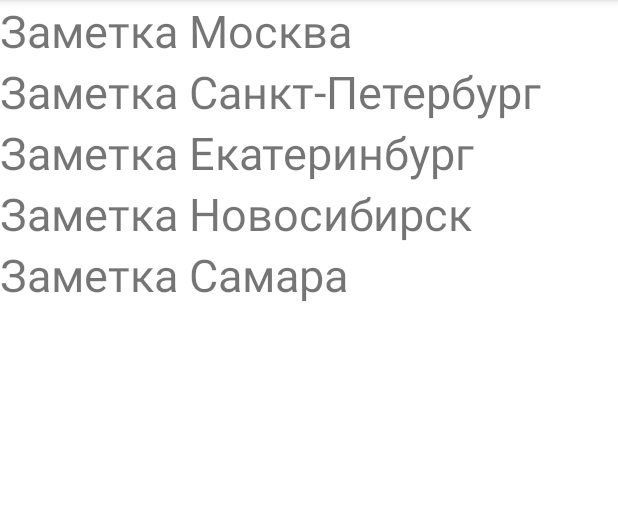
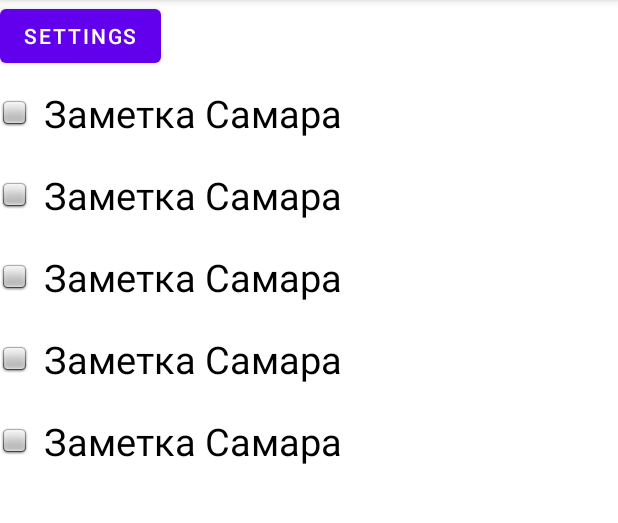
Before and after one commit to Iliassemeonidis/Android, an Android app: the screen it shows after launch (MainActivity), on a phone screen of 412 x 824 dp, the part 84-607 px from its top. Run offline under Robolectric (Android 15) with nearby library versions, the phone set to English and light mode, and no system bars.

Commit message:
Повесли клинлистенер на элемент массива, немного доработал отображение фрагментов в ландшавтном режиме

```diff
--- a/app/src/main/AndroidManifest.xml
+++ b/app/src/main/AndroidManifest.xml
@@ -10,7 +10,7 @@
         android:supportsRtl="true"
         android:theme="@style/Theme.MyApplication">
 
-        <activity android:name=".MainActivity">
+        <activity android:name=".main.MainActivity">
             <intent-filter>
                 <action android:name="android.intent.action.MAIN" />
 
--- a/app/src/main/java/ru/adnroid/myapplication/MainActivity.java
+++ /dev/null
@@ -1,67 +0,0 @@
-package ru.adnroid.myapplication;
-
-import android.content.Intent;
-import android.content.res.Configuration;
-import android.os.Bundle;
-import android.widget.Button;
-import android.widget.Toast;
-
-import androidx.annotation.IdRes;
-import androidx.annotation.Nullable;
-import androidx.appcompat.app.AppCompatActivity;
-import androidx.fragment.app.Fragment;
-import androidx.fragment.app.FragmentManager;
-import androidx.fragment.app.FragmentTransaction;
-
-import static ru.adnroid.myapplication.ResultActivity.EXTRA_KEY_RESULT;
-
-public class MainActivity extends AppCompatActivity {
-
-    public static final int REQUEST_CODE = 42;
-    protected static final String EXTRA_KEY = "EXTRA_KEY";
-    private static final String MAIN_FRAGMENT = "MainFragment";
-    private static final String DETAILS_FRAGMENT = "DETAILS_FRAGMENT";
-
-    @Override
-    protected void onCreate(Bundle savedInstanceState) {
-        super.onCreate(savedInstanceState);
-        setContentView(R.layout.activity_main);
-        addFragment(new MainFragment(), R.id.list_container, MAIN_FRAGMENT);
-        checkOrientation();
-    }
-
-    private void checkOrientation() {
-        if (getResources().getConfiguration().orientation == Configuration.ORIENTATION_LANDSCAPE) {
-            addFragment(DetailsFragment.newInstance(Notes.getInstance()), R.id.details_container, DETAILS_FRAGMENT);
-        }
-    }
-
-    private void initButton() {
-        Button button = findViewById(R.id.result);
-        button.setOnClickListener(v -> {
-            Intent intent = new Intent(this, ResultActivity.class);
-            intent.putExtra(EXTRA_KEY, "Text");
-            startActivityForResult(intent, REQUEST_CODE);
-        });
-    }
-
-    @Override
-    protected void onActivityResult(int requestCode, int resultCode, @Nullable Intent data) {
-        super.onActivityResult(requestCode, resultCode, data);
-        if (requestCode == REQUEST_CODE && resultCode == ResultActivity.RESULT_OK) {
-            if (data != null) {
-                String title = data.getStringExtra(EXTRA_KEY_RESULT);
-                Toast.makeText(this, title, Toast.LENGTH_SHORT).show();
-            }
-        }
-    }
-
-    public void addFragment(Fragment fragment, @IdRes int container, String tag) {
-        FragmentManager fragmentManager = getSupportFragmentManager();
-        if (fragmentManager.findFragmentByTag(tag) == null) {
-            FragmentTransaction transaction = fragmentManager.beginTransaction();
-            transaction.add(container, fragment, tag);
-            transaction.commitAllowingStateLoss();
-        }
-    }
-}
--- a/app/src/main/java/ru/adnroid/myapplication/MainFragment.java
+++ /dev/null
@@ -1,60 +0,0 @@
-package ru.adnroid.myapplication;
-
-import android.content.Context;
-import android.content.res.Configuration;
-import android.os.Bundle;
-import android.view.LayoutInflater;
-import android.view.View;
-import android.view.ViewGroup;
-import android.widget.LinearLayout;
-import android.widget.TextView;
-
-import androidx.annotation.NonNull;
-import androidx.annotation.Nullable;
-import androidx.fragment.app.Fragment;
-import androidx.fragment.app.FragmentManager;
-import androidx.fragment.app.FragmentTransaction;
-
-import ru.adnroid.myapplication.utils.ViewUtils;
-
-public class MainFragment extends Fragment {
-    private static final String DETAILS_FRAGMENT = "DETAILS_FRAGMENT";
-
-    public MainFragment() {
-    }
-
-    @Override
-    public View onCreateView(LayoutInflater inflater, ViewGroup container, Bundle savedInstanceState) {
-        return inflater.inflate(R.layout.fragment_main, container, false);
-    }
-
-    @Override
-    public void onViewCreated(@NonNull View view, @Nullable Bundle savedInstanceState) {
-        super.onViewCreated(view, savedInstanceState);
-        createList((LinearLayout) view);
-    }
-
-    private void createList(@NonNull LinearLayout view) {
-        String[] cities = getResources().getStringArray(R.array.cities);
-        for (String city : cities) {
-            Context context = requireContext();
-            TextView tv = new TextView(context);
-            tv.setText(city);
-            tv.setTextSize(30);
-            view.addView(tv);
-            tv.setOnClickListener(v -> {
-                Notes params = new Notes(city, "Описание", R.color.purple_700);
-                FragmentManager fragmentManager = requireActivity().getSupportFragmentManager();
-                FragmentTransaction transaction = fragmentManager.beginTransaction();
-
-                if (ViewUtils.getOrientation(getResources().getConfiguration()) == Configuration.ORIENTATION_LANDSCAPE) {
-                    transaction.replace(R.id.details_container, DetailsFragment.newInstance(params), DETAILS_FRAGMENT);
-                } else {
-                    transaction.replace(R.id.list_container, DetailsFragment.newInstance(params), DETAILS_FRAGMENT);
-                }
-                transaction.addToBackStack(null);
-                transaction.commitAllowingStateLoss();
-            });
-        }
-    }
-}
--- a/app/src/main/java/ru/adnroid/myapplication/Notes.java
+++ b/app/src/main/java/ru/adnroid/myapplication/Notes.java
@@ -4,9 +4,9 @@ import android.os.Parcel;
 import android.os.Parcelable;
 
 public class Notes implements Parcelable {
-    private static String title;
-    private static String description;
-    private static int colour;
+   private String title;
+   private static String description;
+   private static int colour;
 
     // Создания  ранее сериализованных данных исходно объекта
     public static final Creator<Notes> CREATOR = new Creator<Notes>() {
@@ -15,7 +15,6 @@ public class Notes implements Parcelable {
             String title = source.readString();
             String description = source.readString();
             int colour = source.readInt();
-
             return new Notes(title, description, colour);
         }
 
@@ -25,9 +24,8 @@ public class Notes implements Parcelable {
         }
     };
 
-
     public Notes(String title, String description, int colour) {
-        Notes.title = title;
+        this.title = title;
         Notes.description = description;
         Notes.colour = colour;
     }
@@ -43,7 +41,6 @@ public class Notes implements Parcelable {
     public int getColour() {
         return colour;
     }
-
 
     // Описывает контент и возвращает некторое числовое значение
     @Override
--- a/app/src/main/java/ru/adnroid/myapplication/ResultActivity.java
+++ b/app/src/main/java/ru/adnroid/myapplication/ResultActivity.java
@@ -8,10 +8,10 @@ import android.widget.EditText;
 
 import androidx.appcompat.app.AppCompatActivity;
 
-import static ru.adnroid.myapplication.MainActivity.EXTRA_KEY;
+import static ru.adnroid.myapplication.main.MainActivity.EXTRA_KEY;
 
 public class ResultActivity extends AppCompatActivity {
-    protected static final String EXTRA_KEY_RESULT = "EXTRA_KEY_FRAGMENT";
+    public static final String EXTRA_KEY_RESULT = "EXTRA_KEY_FRAGMENT";
 
     @Override
     protected void onCreate(Bundle savedInstanceState) {
--- /dev/null
+++ b/app/src/main/java/ru/adnroid/myapplication/main/MainActivity.java
@@ -0,0 +1,98 @@
+package ru.adnroid.myapplication.main;
+
+import android.content.Intent;
+import android.content.res.Configuration;
+import android.os.Bundle;
+import android.widget.Button;
+import android.widget.Toast;
+
+import androidx.annotation.Nullable;
+import androidx.appcompat.app.AppCompatActivity;
+import androidx.fragment.app.Fragment;
+import androidx.fragment.app.FragmentManager;
+import androidx.fragment.app.FragmentTransaction;
+
+import ru.adnroid.myapplication.DetailsFragment;
+import ru.adnroid.myapplication.EditFragment;
+import ru.adnroid.myapplication.Notes;
+import ru.adnroid.myapplication.R;
+import ru.adnroid.myapplication.ResultActivity;
+
+import static ru.adnroid.myapplication.DetailsFragment.EDIT_FRAGMENT_TAG;
+import static ru.adnroid.myapplication.ResultActivity.EXTRA_KEY_RESULT;
+
+public class MainActivity extends AppCompatActivity {
+
+    public static final int REQUEST_CODE = 42;
+    public static final String EXTRA_KEY = "EXTRA_KEY";
+    private static final String MAIN_FRAGMENT_TAG = "MAIN_FRAGMENT_TAG";
+    private static final String DETAILS_FRAGMENT_TAG = "DETAILS_FRAGMENT_TAG";
+    private static final String DEFAULT_TAG = "DEFAULT_TAG";
+
+    @Override
+    protected void onCreate(Bundle savedInstanceState) {
+        super.onCreate(savedInstanceState);
+        setContentView(R.layout.activity_main);
+        addMainFragment();
+        addFragment();
+    }
+
+    private void initButton() {
+        Button button = findViewById(R.id.result);
+        button.setOnClickListener(v -> {
+            Intent intent = new Intent(this, ResultActivity.class);
+            intent.putExtra(EXTRA_KEY, "Text");
+            startActivityForResult(intent, REQUEST_CODE);
+        });
+    }
+
+    @Override
+    protected void onActivityResult(int requestCode, int resultCode, @Nullable Intent data) {
+        super.onActivityResult(requestCode, resultCode, data);
+        if (requestCode == REQUEST_CODE && resultCode == ResultActivity.RESULT_OK) {
+            if (data != null) {
+                String title = data.getStringExtra(EXTRA_KEY_RESULT);
+                Toast.makeText(this, title, Toast.LENGTH_SHORT).show();
+            }
+        }
+    }
+
+    public void addMainFragment() {
+        FragmentManager fragmentManager = getSupportFragmentManager();
+        FragmentTransaction transaction = fragmentManager.beginTransaction();
+        transaction.replace(R.id.list_container, new MainFragment(), MAIN_FRAGMENT_TAG);
+        transaction.commitAllowingStateLoss();
+    }
+
+    public void addFragment() {
+        if (getResources().getConfiguration().orientation == Configuration.ORIENTATION_LANDSCAPE) {
+            FragmentManager fragmentManager = getSupportFragmentManager();
+            FragmentTransaction transaction = fragmentManager.beginTransaction();
+            Fragment fragment = fragmentManager.findFragmentById(R.id.list_container);
+            if (getFragmentsTag(fragment).equals(MAIN_FRAGMENT_TAG) || getFragmentsTag(fragment).equals(DETAILS_FRAGMENT_TAG)) {
+                transaction.replace(R.id.details_container, DetailsFragment.newInstance(Notes.getInstance()), DETAILS_FRAGMENT_TAG);
+                removeFragment(transaction, fragment);
+            } else if (getFragmentsTag(fragment).equals(EDIT_FRAGMENT_TAG)) {
+                transaction.add(R.id.details_container, EditFragment.newInstance(Notes.getInstance()), EDIT_FRAGMENT_TAG);
+                removeFragment(transaction, fragment);
+            } else {
+                transaction.replace(R.id.details_container, DetailsFragment.newInstance(Notes.getInstance()), DETAILS_FRAGMENT_TAG);
+            }
+            transaction.commitAllowingStateLoss();
+        }
+    }
+
+    private void removeFragment(FragmentTransaction transaction, Fragment fragment) {
+        if (fragment != null) {
+            transaction.remove(fragment);
+        }
+    }
+
+    private String getFragmentsTag(Fragment fragment) {
+        if (fragment != null) {
+           return fragment.getTag();
+        }
+        return DEFAULT_TAG;
+    }
+
+}
--- /dev/null
+++ b/app/src/main/java/ru/adnroid/myapplication/main/MainFragment.java
@@ -0,0 +1,46 @@
+package ru.adnroid.myapplication.main;
+
+import android.os.Bundle;
+import android.view.LayoutInflater;
+import android.view.View;
+import android.view.ViewGroup;
+import android.widget.LinearLayout;
+
+import androidx.annotation.NonNull;
+import androidx.annotation.Nullable;
+import androidx.fragment.app.Fragment;
+import androidx.recyclerview.widget.RecyclerView;
+
+import java.util.Arrays;
+
+import ru.adnroid.myapplication.Notes;
+import ru.adnroid.myapplication.R;
+import ru.adnroid.myapplication.utils.ViewUtils;
+
+public class MainFragment extends Fragment {
+    public static final String DETAILS_FRAGMENT_TAG = "DETAILS_FRAGMENT_TAG";
+
+    public MainFragment() {
+    }
+
+    @Override
+    public View onCreateView(LayoutInflater inflater, ViewGroup container, Bundle savedInstanceState) {
+        return inflater.inflate(R.layout.fragment_main, container, false);
+    }
+
+    @Override
+    public void onViewCreated(@NonNull View view, @Nullable Bundle savedInstanceState) {
+        super.onViewCreated(view, savedInstanceState);
+        createList((LinearLayout) view);
+    }
+
+    private void createList(@NonNull LinearLayout container) {
+        String[] cities = getResources().getStringArray(R.array.cities);
+        Notes[] notes = new Notes[cities.length];
+        for (String title : cities) {
+            Arrays.fill(notes, new Notes(title, "Описание", R.color.purple_700));
+        }
+        RecyclerView recyclerView = container.findViewById(R.id.recycler_view);
+        recyclerView.setAdapter(new MainFragmentAdapter(notes, requireActivity().getSupportFragmentManager(),ViewUtils.getOrientation(getResources().getConfiguration())));
+    }
+}
--- /dev/null
+++ b/app/src/main/java/ru/adnroid/myapplication/main/MainFragmentAdapter.java
@@ -0,0 +1,76 @@
+package ru.adnroid.myapplication.main;
+
+import android.content.res.Configuration;
+import android.view.LayoutInflater;
+import android.view.View;
+import android.view.ViewGroup;
+import android.widget.TextView;
+
+import androidx.annotation.NonNull;
+import androidx.fragment.app.FragmentManager;
+import androidx.fragment.app.FragmentTransaction;
+import androidx.recyclerview.widget.RecyclerView;
+
+import ru.adnroid.myapplication.DetailsFragment;
+import ru.adnroid.myapplication.Notes;
+import ru.adnroid.myapplication.R;
+
+import static ru.adnroid.myapplication.main.MainFragment.DETAILS_FRAGMENT_TAG;
+
+public class MainFragmentAdapter extends RecyclerView.Adapter<MainFragmentAdapter.MainFragmentViewHolder> {
+
+    public static Notes[] notes = new Notes[0];
+    private static FragmentManager fragmentManager;
+    private static int orientation;
+
+    public MainFragmentAdapter(Notes[] notes, FragmentManager manager, int orientationApp) {
+        MainFragmentAdapter.notes = notes;
+        fragmentManager = manager;
+        orientation = orientationApp;
+    }
+
+    public static Notes[] getNotes() {
+        return notes;
+    }
+
+    @NonNull
+    @Override
+    public MainFragmentViewHolder onCreateViewHolder(@NonNull ViewGroup parent, int viewType) {
+        View view = LayoutInflater.from(parent.getContext()).inflate(R.layout.list_item, parent, false);
+        return new MainFragmentViewHolder(view);
+    }
+
+    @Override
+    public void onBindViewHolder(@NonNull MainFragmentViewHolder holder, int position) {
+        holder.bind(notes[position].getTitle());
+    }
+
+    @Override
+    public int getItemCount() {
+        return notes.length;
+    }
+
+    static class MainFragmentViewHolder extends RecyclerView.ViewHolder {
+        private final TextView textView;
+
+        public MainFragmentViewHolder(@NonNull View itemView) {
+            super(itemView);
+            textView = itemView.findViewById(R.id.list_item_text_view);
+            itemView.setOnClickListener(v -> {
+                int position = getAdapterPosition();
+                Notes notes = getNotes()[position];
+                FragmentTransaction transaction = fragmentManager.beginTransaction();
+                if (orientation == Configuration.ORIENTATION_LANDSCAPE) {
+                    transaction.replace(R.id.details_container, DetailsFragment.newInstance(notes), DETAILS_FRAGMENT_TAG);
+                } else {
+                    transaction.replace(R.id.list_container, DetailsFragment.newInstance(notes), DETAILS_FRAGMENT_TAG);
+                }
+                transaction.addToBackStack(null);
+                transaction.commitAllowingStateLoss();
+            });
+        }
+        private void bind(String notes) {
+            textView.setText(notes);
+        }
+    }
+}
--- a/app/src/main/res/layout/fragment_details.xml
+++ b/app/src/main/res/layout/fragment_details.xml
@@ -7,7 +7,6 @@
     <ScrollView
         android:layout_width="match_parent"
         android:layout_height="match_parent">
-
 
         <LinearLayout
             android:layout_width="match_parent"
--- a/app/src/main/res/layout/fragment_edit.xml
+++ b/app/src/main/res/layout/fragment_edit.xml
@@ -6,7 +6,6 @@
     android:background="@color/beige"
     android:orientation="vertical"
     tools:context=".EditFragment">
-
 
     <EditText
         android:id="@+id/title_edit_text"
@@ -35,9 +34,4 @@
         android:layout_height="wrap_content"
         android:text="@string/save"/>
 
-
-
-
-
-
 </LinearLayout>
--- a/app/src/main/res/layout/fragment_main.xml
+++ b/app/src/main/res/layout/fragment_main.xml
@@ -1,5 +1,21 @@
 <?xml version="1.0" encoding="utf-8"?>
 <LinearLayout xmlns:android="http://schemas.android.com/apk/res/android"
+    xmlns:app="http://schemas.android.com/apk/res-auto"
+    xmlns:tools="http://schemas.android.com/tools"
     android:layout_width="match_parent"
     android:layout_height="match_parent"
-    android:orientation="vertical" />
+    android:orientation="vertical">
+
+    <Button
+        android:layout_width="wrap_content"
+        android:layout_height="wrap_content"
+        android:text="@string/settings" />
+
+    <androidx.recyclerview.widget.RecyclerView
+        android:id="@+id/recycler_view"
+        android:layout_width="match_parent"
+        android:layout_height="wrap_content"
+        app:layoutManager="androidx.recyclerview.widget.LinearLayoutManager"
+        tools:listitem="@layout/list_item" />
+
+</LinearLayout>
--- /dev/null
+++ b/app/src/main/res/layout/list_item.xml
@@ -0,0 +1,23 @@
+<?xml version="1.0" encoding="utf-8"?>
+<LinearLayout xmlns:android="http://schemas.android.com/apk/res/android"
+    xmlns:app="http://schemas.android.com/apk/res-auto"
+    xmlns:tools="http://schemas.android.com/tools"
+    android:layout_width="match_parent"
+    android:layout_height="wrap_content"
+    android:orientation="horizontal">
+
+    <ImageView
+        android:layout_width="wrap_content"
+        android:layout_height="wrap_content"
+        android:layout_gravity="center"
+        app:srcCompat="@android:drawable/checkbox_off_background" />
+
+    <TextView
+        android:id="@+id/list_item_text_view"
+        android:layout_width="wrap_content"
+        android:layout_height="wrap_content"
+        android:padding="@dimen/list_item_text_padding"
+        android:textColor="@color/black"
+        android:textSize="@dimen/list_item_text_size"
+        tools:text="Заметка Москва" />
+</LinearLayout>
--- a/app/src/main/res/values/dimens.xml
+++ b/app/src/main/res/values/dimens.xml
@@ -17,4 +17,6 @@
     inner_frame_layout_padding (below variable) on round screens.
     -->
     <dimen name="inner_frame_layout_padding">5dp</dimen>
+    <dimen name="list_item_text_size">25sp</dimen>
+    <dimen name="list_item_text_padding">10dp</dimen>
 </resources>
--- a/app/src/main/res/values/strings.xml
+++ b/app/src/main/res/values/strings.xml
@@ -37,5 +37,6 @@
     <string name="hello_world">Hello Square World!</string>
     <string name="apply">Apply</string>
     <string name="result">Result</string>
+    <string name="settings">Settings</string>
 
 </resources>
```
Also changed, not shown: app/src/main/java/ru/adnroid/myapplication/DetailsFragment.java (+18 -17 lines).
